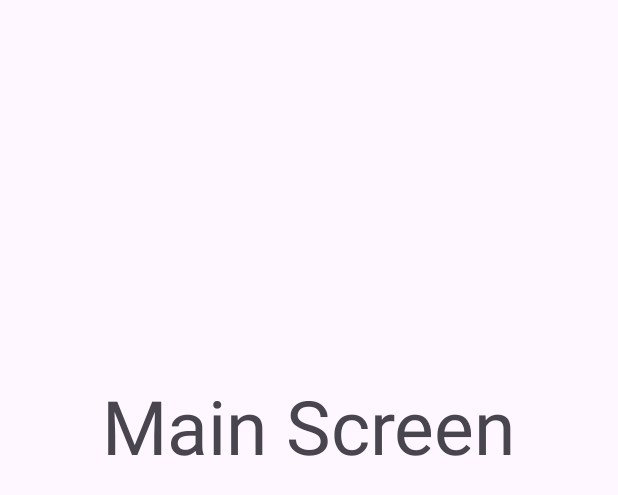
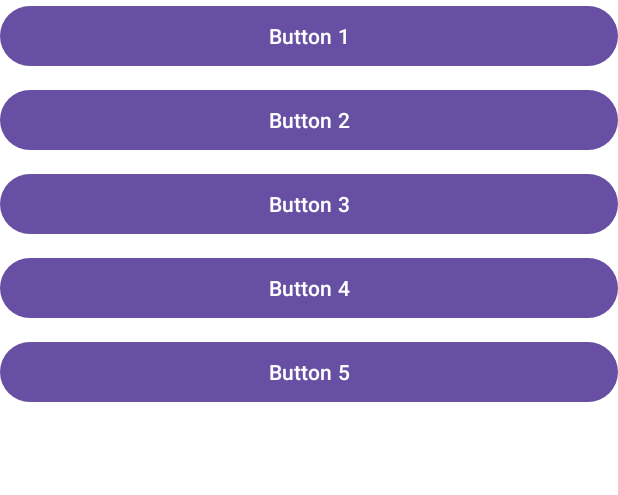
Before and after one commit to AyushVaZe67/Deep-Learning, an Android app: the layout activity_main.xml on its own in the app's theme, with its tools: preview values and no code run, on a phone screen of 412 x 824 dp. Shown: the top 495 px of the screen. Run offline under Robolectric (Android 15) with nearby library versions, the phone set to English and light mode, and no system bars.

Commit message:
Add files via upload

```diff
--- a/Projects/CareerMitra/CareerMitra-App/src/main/res/layout/activity_main.xml
+++ b/Projects/CareerMitra/CareerMitra-App/src/main/res/layout/activity_main.xml
@@ -2,18 +2,45 @@
 <LinearLayout xmlns:android="http://schemas.android.com/apk/res/android"
     xmlns:app="http://schemas.android.com/apk/res-auto"
     xmlns:tools="http://schemas.android.com/tools"
+    android:id="@+id/main"
+    android:orientation="vertical"
+    android:background="@color/white"
     android:layout_width="match_parent"
-    android:orientation="vertical"
     android:layout_height="match_parent"
     tools:context=".MainActivity">
 
-    <TextView
-        android:layout_width="wrap_content"
+    <Button
+        android:id="@+id/button1"
+        android:layout_width="match_parent"
         android:layout_height="wrap_content"
-        android:text="Main Screen"
-        android:textSize="50dp"
-        android:layout_gravity="center"
-        android:layout_marginTop="250dp"
-        />
+        android:text="Button 1" />
+
+    <Button
+        android:id="@+id/button2"
+        android:layout_width="match_parent"
+        android:layout_height="wrap_content"
+        android:text="Button 2"
+        android:layout_marginTop="8dp" />
+
+    <Button
+        android:id="@+id/button3"
+        android:layout_width="match_parent"
+        android:layout_height="wrap_content"
+        android:text="Button 3"
+        android:layout_marginTop="8dp" />
+
+    <Button
+        android:id="@+id/button4"
+        android:layout_width="match_parent"
+        android:layout_height="wrap_content"
+        android:text="Button 4"
+        android:layout_marginTop="8dp" />
+
+    <Button
+        android:id="@+id/button5"
+        android:layout_width="match_parent"
+        android:layout_height="wrap_content"
+        android:text="Button 5"
+        android:layout_marginTop="8dp" />
 
 </LinearLayout>
```
Also changed, not shown: Projects/CareerMitra/CareerMitra-App/src/main/java/com/example/careermitra/IntroScreen.java (+15 -7 lines), Projects/CareerMitra/CareerMitra-App/src/main/java/com/example/careermitra/MainActivity.java (+8 -2 lines), Projects/CareerMitra/CareerMitra-App/src/main/res/layout/activity_intro_screen.xml (+14 -28 lines).
